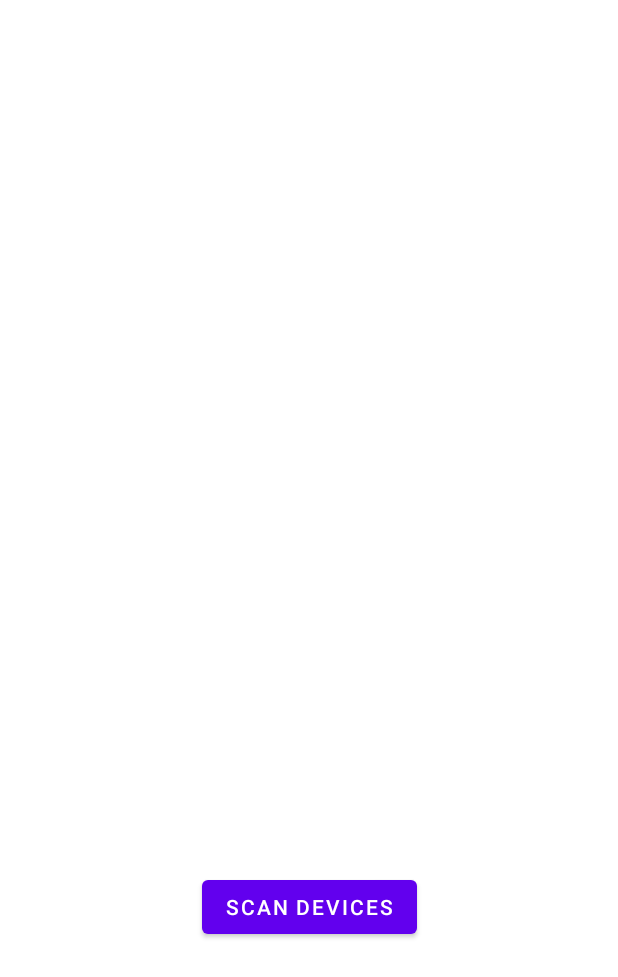
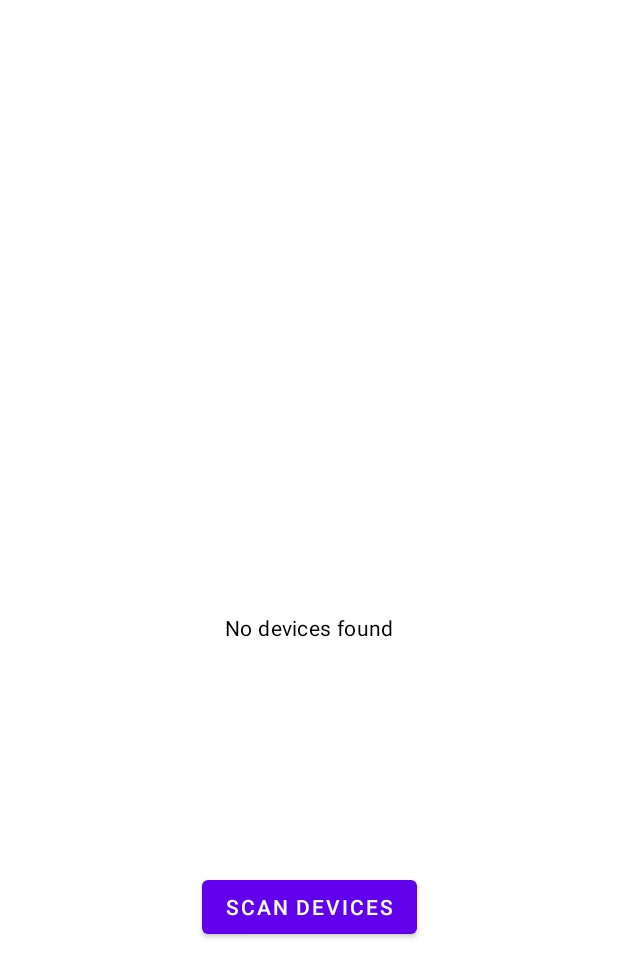
Before and after one commit to sudheendranTV/ScanPro, an Android app: the HomeActivity screen opened directly, with no data from a screen before it, on a phone screen of 412 x 824 dp. Shown: the top 977 px of the screen. Run offline under Robolectric (Android 15) with nearby library versions, the phone set to English and light mode, and no system bars; our stand-ins replace Room's generated code.

Commit message:
Proper warning message added if none of the devices are found to make more user responsive and other UI changes have done

```diff
--- a/app/src/main/java/com/example/scanpro/ui/HomeActivity.kt
+++ b/app/src/main/java/com/example/scanpro/ui/HomeActivity.kt
@@ -3,10 +3,12 @@ package com.example.scanpro.ui
 import MdnsDiscoveryManager
 import android.content.Intent
 import android.os.Bundle
+import android.view.View
 import android.widget.ProgressBar
 import androidx.activity.enableEdgeToEdge
 import androidx.appcompat.app.AppCompatActivity
 import androidx.appcompat.widget.AppCompatButton
+import androidx.appcompat.widget.AppCompatTextView
 import androidx.lifecycle.lifecycleScope
 import androidx.recyclerview.widget.DividerItemDecoration
 import androidx.recyclerview.widget.LinearLayoutManager
@@ -36,6 +38,7 @@ class HomeActivity : AppCompatActivity() {
         scanBtn = findViewById(R.id.btnScnDevices)
         scanningProgress = findViewById(R.id.scanningProgress)
         val recyclerview = findViewById<RecyclerView>(R.id.rvDevices)
+        val noDevicesTxt = findViewById<AppCompatTextView>(R.id.txtNoDevices)
 
         adapter = DeviceAdapter { device ->
             val i = Intent(this, DetailActivity::class.java)
@@ -53,14 +56,21 @@ class HomeActivity : AppCompatActivity() {
         }
 
         scanBtn.setOnClickListener {
-            scanningProgress.visibility = ProgressBar.VISIBLE
+            scanningProgress.visibility = View.VISIBLE
             viewModel.startDiscovery()
         }
 
         lifecycleScope.launch {
             viewModel.devices.collect {
-                adapter.submitList(it)
-                scanningProgress.visibility = ProgressBar.GONE
+                if (it.isEmpty()) {
+                    noDevicesTxt.visibility = View.VISIBLE
+                    scanningProgress.visibility = View.GONE
+                } else {
+                    adapter.submitList(it)
+                    scanningProgress.visibility = View.GONE
+                    noDevicesTxt.visibility = View.GONE
+                }
+
             }
         }
     }
--- a/app/src/main/res/layout/activity_home.xml
+++ b/app/src/main/res/layout/activity_home.xml
@@ -20,13 +20,27 @@
          />
 
      <ProgressBar
-         android:visibility="gone"
+         android:visibility="visible"
          android:id="@+id/scanningProgress"
          android:layout_width="match_parent"
          android:layout_height="wrap_content"
          android:indeterminate="true"
          app:layout_constraintTop_toTopOf="parent"
          app:layout_constraintBottom_toBottomOf="parent" />
+
+     <androidx.appcompat.widget.AppCompatTextView
+         android:visibility="visible"
+         android:id="@+id/txtNoDevices"
+         android:layout_width="0dp"
+         android:gravity="center"
+         android:layout_height="wrap_content"
+         android:text="@string/no_devices_found"
+         android:textColor="@color/black"
+         android:textAppearance="@style/TextAppearance.Material3.BodyMedium"
+         app:layout_constraintBottom_toBottomOf="parent"
+         app:layout_constraintEnd_toEndOf="parent"
+         app:layout_constraintStart_toStartOf="parent"
+         app:layout_constraintTop_toTopOf="parent" />
 
      <com.google.android.material.button.MaterialButton
          android:id="@+id/btnScnDevices"
--- a/app/src/main/res/values/strings.xml
+++ b/app/src/main/res/values/strings.xml
@@ -15,5 +15,6 @@
     <string name="device_full_info">Device name: %1$s </string>
     <string name="device_ip_address">Device IP address: %1$s </string>
     <string name="device_port">Device Port: %1$s</string>
+    <string name="no_devices_found">No devices found</string>
 
 </resources>
```
